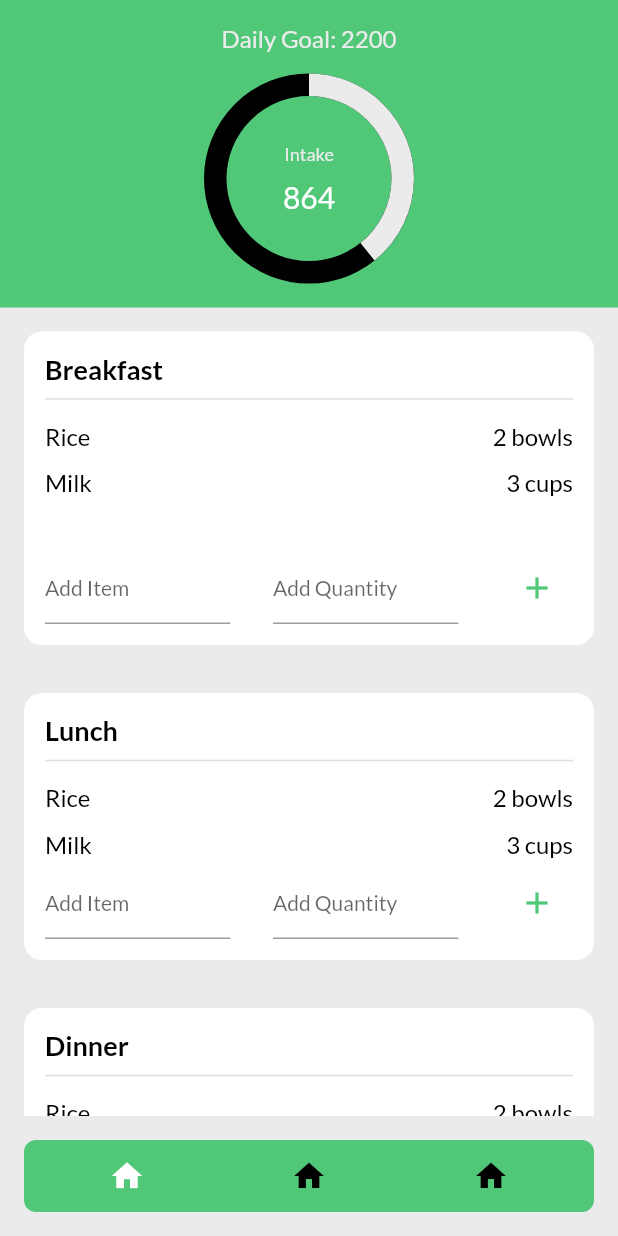
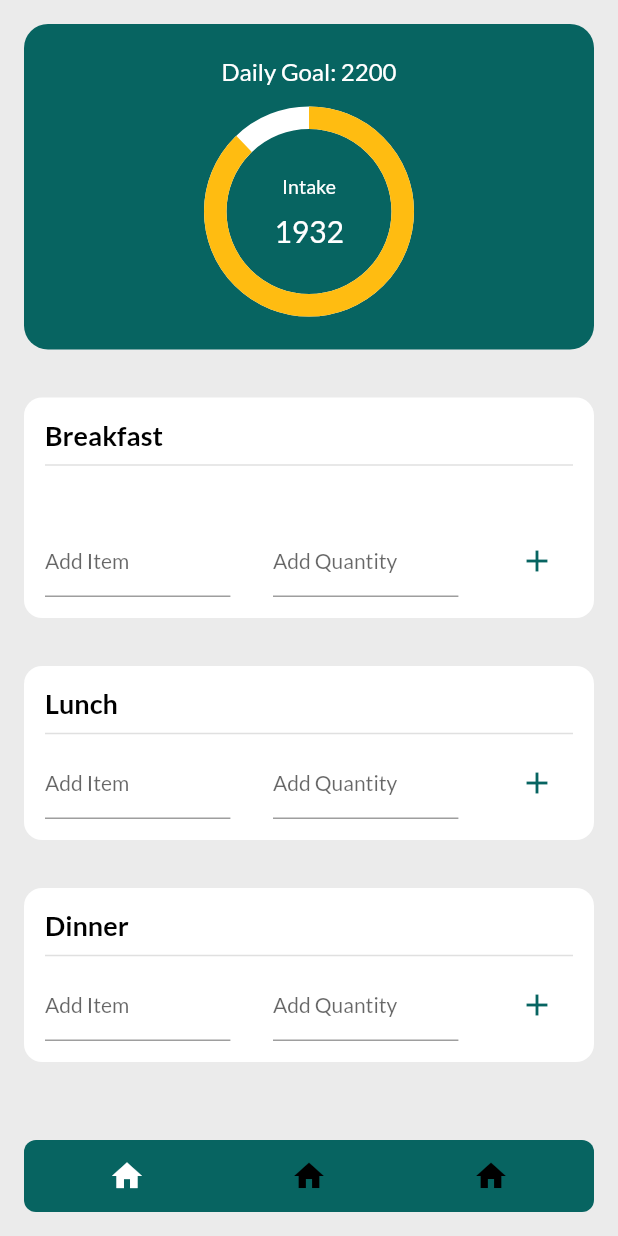
Before and after one commit to bhav-khurana/inter-iit-prep, a Flutter app: the screen it shows after launch, after a tap on the "add" icon, on a phone screen of 412 x 824 dp. Run offline on Flutter 3.47's test engine with Material 2 defaults, Android fonts, the phone set to English and light mode, and no system bars; drawn by our look-alikes of floating_bottom_navigation_bar, percent_indicator; our stand-ins replace animated_splash_screen, google_fonts, shared_preferences.

Commit message:
Complete calorie tracker page ui

```diff
--- a/lib/features/healthtech/calorieTrackerPage.dart
+++ b/lib/features/healthtech/calorieTrackerPage.dart
@@ -3,6 +3,7 @@ import 'package:google_fonts/google_fonts.dart';
 import 'package:interiit_prep/features/healthtech/components/progessIndicator.dart';
 import 'package:interiit_prep/shared/appColors.dart';
 import 'package:percent_indicator/circular_percent_indicator.dart';
+import 'package:shared_preferences/shared_preferences.dart';
 
 import 'components/foodItemsContainer.dart';
 
@@ -14,15 +15,22 @@ class CalorieTrackerPage extends StatefulWidget {
 }
 
 class _CalorieTrackerPageState extends State<CalorieTrackerPage> {
+
   @override
   Widget build(BuildContext context) {
     double screenHeight = MediaQuery.of(context).size.height;
     double screenWidth = MediaQuery.of(context).size.width;
     return ListView(
+      physics: BouncingScrollPhysics(),
       children: [
         Container(
-          padding: EdgeInsets.all(16),
-          width: screenWidth, color: AppColors.greenColor,
+          margin: EdgeInsets.all(16),
+          padding: EdgeInsets.all(22),
+          decoration: BoxDecoration(
+            borderRadius: BorderRadius.circular(16),
+            color: AppColors.greenColor
+          ),
+          width: screenWidth,
           child: Center(
             child: Column(
               mainAxisAlignment: MainAxisAlignment.center,
@@ -32,13 +40,13 @@ class _CalorieTrackerPageState extends State<CalorieTrackerPage> {
                   style: GoogleFonts.lato(
                     textStyle: TextStyle(
                         fontSize: 16,
-                        color: AppColors.primaryColor
+                        color: Colors.white
                     ),
                   ),
                   textAlign: TextAlign.center,
                 ),
                 SizedBox(height: 14,),
-                CircleProgress(currValue: 864, totalValue: 2200),
+                CircleProgress(currValue: 1932, totalValue: 2200),
               ],
             ),
           ),
--- a/lib/features/healthtech/components/foodItemsContainer.dart
+++ b/lib/features/healthtech/components/foodItemsContainer.dart
@@ -1,7 +1,10 @@
+import 'dart:convert';
+
 import 'package:flutter/material.dart';
 import 'package:google_fonts/google_fonts.dart';
 import 'package:interiit_prep/features/healthtech/components/inputField.dart';
 import 'package:interiit_prep/features/healthtech/components/itemTile.dart';
+import 'package:shared_preferences/shared_preferences.dart';
 
 import '../../../shared/appColors.dart';
 
@@ -19,10 +22,20 @@ class _FoodItemsContainerState extends State<FoodItemsContainer> {
   TextEditingController newItemController = TextEditingController();
   TextEditingController newQuantityController = TextEditingController();
 
-  List items = [
-    ['Rice', '2 bowls'],
-    ['Milk', '3 cups'],
-  ];
+  List items = [];
+
+  Future<void> setItemList() async {
+    SharedPreferences prefs = await SharedPreferences.getInstance();
+    items = jsonDecode(prefs.getString('${widget.foodType}ItemList') ?? jsonEncode([]));
+
+  }
+
+  Future<void> addItemToList(String item, String quantity) async {
+    SharedPreferences prefs = await SharedPreferences.getInstance();
+    items = jsonDecode(prefs.getString('${widget.foodType}ItemList') ?? jsonEncode([]));
+    items.add([item, quantity]);
+    await prefs.setString('${widget.foodType}ItemList', jsonEncode(items));
+  }
 
   @override
   Widget build(BuildContext context) {
@@ -53,8 +66,25 @@ class _FoodItemsContainerState extends State<FoodItemsContainer> {
           Divider(height: 18, thickness: 1,),
 
           // todo: List
-          for (var item in items)
-            ItemTile(item: item[0], quantity: item[1]),
+          FutureBuilder(
+            future: setItemList(),
+            builder: (context, snapshot) {
+              if (snapshot.connectionState == ConnectionState.done) {
+                if (snapshot.hasError) {
+                  print(snapshot.error);
+                  return Center(child: Text('Error'),);
+                }
+                return Column(
+                  children: [
+                    for (var item in items)
+                      ItemTile(item: item[0], quantity: item[1]),
+                  ],
+                );
+              }
+              return Center(child: CircularProgressIndicator(),);
+            },
+          ),
+
 
           Row(
             children: [
@@ -68,9 +98,9 @@ class _FoodItemsContainerState extends State<FoodItemsContainer> {
                 child: InputField(controller: newQuantityController, hint: 'Add Quantity'),
               ),
               Spacer(),
-              IconButton(icon: Icon(Icons.add, color: AppColors.greenColor,), onPressed: (){
+              IconButton(icon: Icon(Icons.add, color: AppColors.greenColor,), onPressed: () async {
 
-                items.add([newItemController.text, newQuantityController.text]);
+                await addItemToList(newItemController.text, newQuantityController.text);
                 newItemController.text = '';
                 newQuantityController.text = '';
                 setState(() {});
--- a/lib/features/healthtech/components/progessIndicator.dart
+++ b/lib/features/healthtech/components/progessIndicator.dart
@@ -29,8 +29,8 @@ class _CircleProgressState extends State<CircleProgress> {
             'Intake',
             style: GoogleFonts.lato(
               textStyle: TextStyle(
-                  fontSize: 12,
-                  color: AppColors.primaryColor
+                  fontSize: 13,
+                  color: Colors.white
               ),
             ),
             textAlign: TextAlign.center,
@@ -48,8 +48,8 @@ class _CircleProgressState extends State<CircleProgress> {
           Spacer()
         ],
       ),
-      backgroundColor: AppColors.primaryBlackColor,
-      progressColor: AppColors.primaryColor,
+      backgroundColor: Colors.white,
+      progressColor: Color(0xffffbc11),
     );
   }
 }
--- a/lib/shared/appColors.dart
+++ b/lib/shared/appColors.dart
@@ -3,7 +3,7 @@ import 'package:flutter/material.dart';
 class AppColors {
 
   static const Color primaryColor = Color(0xFFEBEBEB);
-  static const Color greenColor = Color(0xff50C878);
+  static const Color greenColor = Color(0xff076461);
   static const Color primaryBlackColor = Colors.black;
   static const Color infoGreyColor = Color(0xff666666);
 
--- a/pubspec.yaml
+++ b/pubspec.yaml
@@ -40,6 +40,8 @@ dependencies:
   floating_bottom_navigation_bar: ^1.5.2
   google_fonts: ^4.0.4
   percent_indicator: ^4.2.3
+  shared_preferences: ^2.2.0
+
 
 dev_dependencies:
   flutter_test:
```
Also changed, not shown: pubspec.lock, 1 other file.
